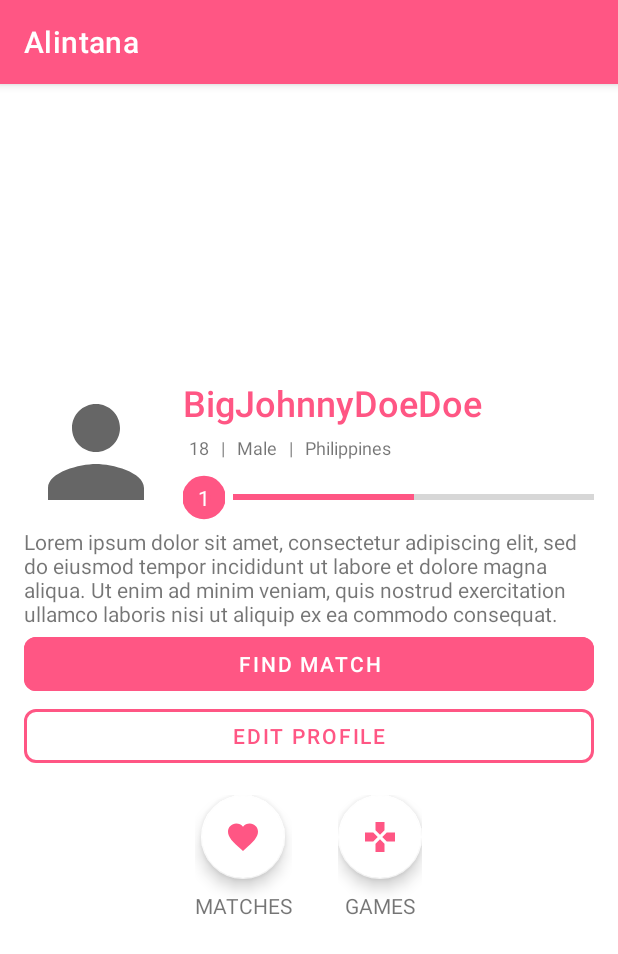
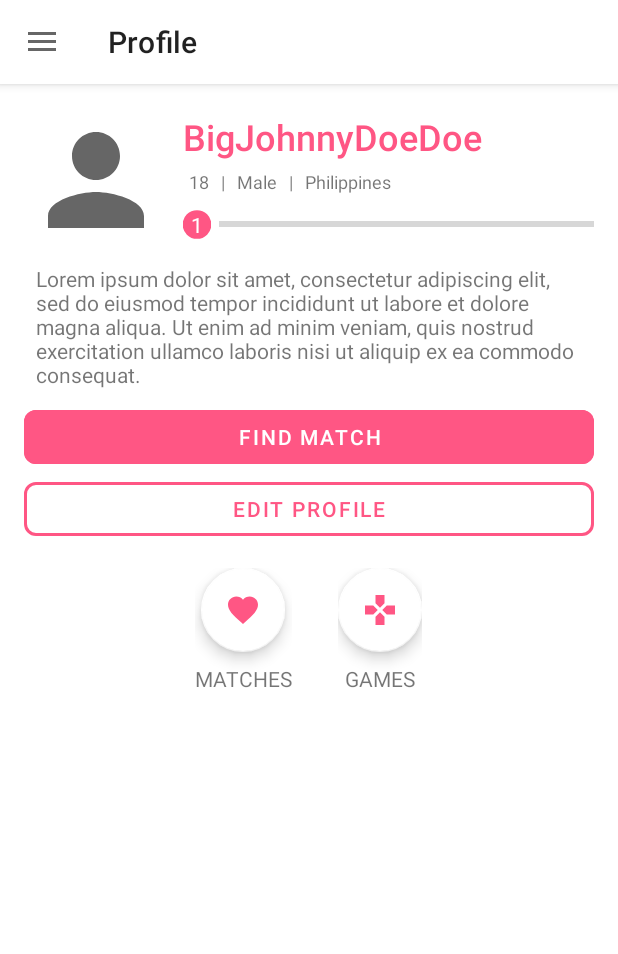
Before and after one commit to zobhhz/alintana, an Android app: the ProfileActivity screen opened directly, with no data from a screen before it, on a phone screen of 412 x 824 dp. Shown: the top 954 px of the screen. Run offline under Robolectric (Android 15) with nearby library versions, the phone set to English and light mode, and no system bars; our stand-ins replace Picasso; pictures from the network do not load; 11 statements that could not run were skipped.

Commit message:
updated Profile Activity
- profile picture not loading
- fix colors on app bar and navigation view
- add listeners for buttons
- add listeners for navigation items

```diff
--- a/alintana/app/src/main/AndroidManifest.xml
+++ b/alintana/app/src/main/AndroidManifest.xml
@@ -15,7 +15,9 @@
         android:usesCleartextTraffic="true">
         <activity android:name=".MatchActivity">
         </activity>
-        <activity android:name=".ProfileActivity">
+        <activity
+            android:name=".ProfileActivity"
+            android:theme="@style/Theme.Alintana.NoActionBar">
 
         </activity>
         <activity
--- a/alintana/app/src/main/java/com/mobdeve/s17/dizon/palmares/alintana/ProfileActivity.kt
+++ b/alintana/app/src/main/java/com/mobdeve/s17/dizon/palmares/alintana/ProfileActivity.kt
@@ -1,15 +1,19 @@
 package com.mobdeve.s17.dizon.palmares.alintana
 
 import android.content.res.ColorStateList
-import android.graphics.Color
+import android.os.Bundle
+import android.text.TextUtils.isEmpty
+import android.util.Log
+import android.view.MenuItem
+import android.view.View
+import androidx.appcompat.app.ActionBarDrawerToggle
 import androidx.appcompat.app.AppCompatActivity
-import android.os.Bundle
-import android.util.Log
-import com.mobdeve.s17.dizon.palmares.alintana.databinding.ActivityMainBinding
+import com.google.android.material.navigation.NavigationView
 import com.mobdeve.s17.dizon.palmares.alintana.databinding.ActivityProfileBinding
 import com.mobdeve.s17.dizon.palmares.alintana.model.User
+import com.squareup.picasso.Picasso
 
-class ProfileActivity : AppCompatActivity() {
+class ProfileActivity : AppCompatActivity(), NavigationView.OnNavigationItemSelectedListener {
     private lateinit var binding : ActivityProfileBinding
 
     override fun onCreate(savedInstanceState: Bundle?) {
@@ -19,11 +23,54 @@ class ProfileActivity : AppCompatActivity() {
 
         Log.v("USER", user!!.toString())
 
-        binding.tvText.text = "Hello " + user.username
-        binding.progressBar.progress = 50
+        binding.tvProfileUsername.text = user.username
+        binding.tvProfileHeadline.text = user.headline
+
+        if(user.userImage != null && !isEmpty(user.userImage))
+            Picasso.get().load(user.userImage).into(binding.ivProfileImage)
+        else
+            binding.ivProfileImage.setImageResource(R.drawable.ic_baseline_person_24)
+
+        binding.tvProfileAge.text = user.getAge().toString()
+        binding.tvProfileSex.text =  user.sex
+        binding.tvProfileLoc.text =  user.location
+
+        if(user.sex.equals("Prefer Not to Say", true)){
+            binding.tvProfileSep1.visibility = View.GONE
+            binding.tvProfileSex.visibility = View.GONE
+        }
+        if(isEmpty(user.location)){
+            binding.tvProfileSep2.visibility = View.GONE
+            binding.tvProfileLoc.visibility = View.GONE
+        }
+
+        binding.tvProfileLvl.text = (user.experience/100).toString()
+        binding.progressBar.progress = user.experience%100
         binding.progressBar.progressTintList = ColorStateList.valueOf(resources.getColor(R.color.primary))
+
+        // toolbar
+        setSupportActionBar(binding.toolbarProfile)
+
+        val actionBarDrawerToggle = ActionBarDrawerToggle(
+            this,
+            binding.dlProfile,
+            binding.toolbarProfile,
+            R.string.openNavDrawer,
+            R.string.closeNavDrawer
+        )
+
+        binding.dlProfile.addDrawerListener(actionBarDrawerToggle)
+        actionBarDrawerToggle.syncState()
+        binding.navView.setNavigationItemSelectedListener(this)
+
         setContentView(binding.root)
-
     }
 
+    // navigation bar functions
+    override fun onNavigationItemSelected(item: MenuItem): Boolean {
+        return false
+    }
+    override fun onPointerCaptureChanged(hasCapture: Boolean) {
+        TODO("Not yet implemented")
+    }
 }
--- /dev/null
+++ b/alintana/app/src/main/res/drawable/ic_baseline_settings_24.xml
@@ -0,0 +1,5 @@
+<vector android:height="24dp" android:tint="#FF5684"
+    android:viewportHeight="24" android:viewportWidth="24"
+    android:width="24dp" xmlns:android="http://schemas.android.com/apk/res/android">
+    <path android:fillColor="@android:color/white" android:pathData="M19.14,12.94c0.04,-0.3 0.06,-0.61 0.06,-0.94c0,-0.32 -0.02,-0.64 -0.07,-0.94l2.03,-1.58c0.18,-0.14 0.23,-0.41 0.12,-0.61l-1.92,-3.32c-0.12,-0.22 -0.37,-0.29 -0.59,-0.22l-2.39,0.96c-0.5,-0.38 -1.03,-0.7 -1.62,-0.94L14.4,2.81c-0.04,-0.24 -0.24,-0.41 -0.48,-0.41h-3.84c-0.24,0 -0.43,0.17 -0.47,0.41L9.25,5.35C8.66,5.59 8.12,5.92 7.63,6.29L5.24,5.33c-0.22,-0.08 -0.47,0 -0.59,0.22L2.74,8.87C2.62,9.08 2.66,9.34 2.86,9.48l2.03,1.58C4.84,11.36 4.8,11.69 4.8,12s0.02,0.64 0.07,0.94l-2.03,1.58c-0.18,0.14 -0.23,0.41 -0.12,0.61l1.92,3.32c0.12,0.22 0.37,0.29 0.59,0.22l2.39,-0.96c0.5,0.38 1.03,0.7 1.62,0.94l0.36,2.54c0.05,0.24 0.24,0.41 0.48,0.41h3.84c0.24,0 0.44,-0.17 0.47,-0.41l0.36,-2.54c0.59,-0.24 1.13,-0.56 1.62,-0.94l2.39,0.96c0.22,0.08 0.47,0 0.59,-0.22l1.92,-3.32c0.12,-0.22 0.07,-0.47 -0.12,-0.61L19.14,12.94zM12,15.6c-1.98,0 -3.6,-1.62 -3.6,-3.6s1.62,-3.6 3.6,-3.6s3.6,1.62 3.6,3.6S13.98,15.6 12,15.6z"/>
+</vector>
--- /dev/null
+++ b/alintana/app/src/main/res/drawable/ic_outline_logout_24.xml
@@ -0,0 +1,11 @@
+<vector xmlns:android="http://schemas.android.com/apk/res/android"
+    android:width="24dp"
+    android:height="24dp"
+    android:viewportWidth="24"
+    android:viewportHeight="24"
+    android:tint="?attr/colorControlNormal"
+    android:autoMirrored="true">
+  <path
+      android:fillColor="@android:color/white"
+      android:pathData="M17,8l-1.41,1.41L17.17,11H9v2h8.17l-1.58,1.58L17,16l4,-4L17,8zM5,5h7V3H5C3.9,3 3,3.9 3,5v14c0,1.1 0.9,2 2,2h7v-2H5V5z"/>
+</vector>
--- /dev/null
+++ b/alintana/app/src/main/res/drawable/ic_twotone_edit_24.xml
@@ -0,0 +1,8 @@
+<vector android:height="24dp" android:tint="#FF5684"
+    android:viewportHeight="24" android:viewportWidth="24"
+    android:width="24dp" xmlns:android="http://schemas.android.com/apk/res/android">
+    <path android:fillAlpha="0.3"
+        android:fillColor="@android:color/white"
+        android:pathData="M5,18.08V19h0.92l9.06,-9.06 -0.92,-0.92z" android:strokeAlpha="0.3"/>
+    <path android:fillColor="@android:color/white" android:pathData="M20.71,7.04c0.39,-0.39 0.39,-1.02 0,-1.41l-2.34,-2.34c-0.2,-0.2 -0.45,-0.29 -0.71,-0.29s-0.51,0.1 -0.7,0.29l-1.83,1.83 3.75,3.75 1.83,-1.83zM3,17.25V21h3.75L17.81,9.94l-3.75,-3.75L3,17.25zM5.92,19H5v-0.92l9.06,-9.06 0.92,0.92L5.92,19z"/>
+</vector>
--- a/alintana/app/src/main/res/layout/activity_profile.xml
+++ b/alintana/app/src/main/res/layout/activity_profile.xml
@@ -1,32 +1,38 @@
 <?xml version="1.0" encoding="utf-8"?>
-<androidx.constraintlayout.widget.ConstraintLayout
+<androidx.drawerlayout.widget.DrawerLayout
     xmlns:android="http://schemas.android.com/apk/res/android"
     xmlns:app="http://schemas.android.com/apk/res-auto"
     xmlns:tools="http://schemas.android.com/tools"
     android:layout_width="match_parent"
     android:layout_height="match_parent"
+    android:fitsSystemWindows="true"
     tools:context=".ProfileActivity"
-    android:paddingHorizontal="16dp">
-<!--    pang test lang-->
-    <TextView
-        android:id="@+id/tv_text"
+    android:id="@+id/dl_profile"
+    >
+
+    <!-- activity content -->
+    <LinearLayout
         android:layout_width="match_parent"
         android:layout_height="match_parent"
-        app:layout_constraintLeft_toLeftOf="parent"
-        app:layout_constraintRight_toRightOf="parent"
-        app:layout_constraintTop_toTopOf="parent"
-        app:layout_constraintBottom_toBottomOf="parent"
+        android:orientation="vertical">
+
+        <com.google.android.material.appbar.AppBarLayout
+            android:layout_width="match_parent"
+            android:layout_height="wrap_content">
+            <androidx.appcompat.widget.Toolbar
+                android:id="@+id/toolbar_profile"
+                android:layout_width="match_parent"
+                android:layout_height="?attr/actionBarSize"
+                android:background="@android:color/white"
                 />
+        </com.google.android.material.appbar.AppBarLayout>
 
         <LinearLayout
             android:layout_width="match_parent"
             android:layout_height="wrap_content"
-        app:layout_constraintLeft_toLeftOf="parent"
-        app:layout_constraintRight_toRightOf="parent"
-        app:layout_constraintTop_toTopOf="parent"
-        app:layout_constraintBottom_toBottomOf="parent"
             android:orientation="vertical"
             android:gravity="center"
+            android:padding="16dp"
             >
 
             <!-- profile -->
@@ -38,7 +44,7 @@
 
 <!--             profile image -->
                 <com.google.android.material.imageview.ShapeableImageView
-                android:id="@+id/tv_profile_image"
+                    android:id="@+id/iv_profile_image"
                     android:layout_width="96dp"
                     android:layout_height="96dp"
                     app:shapeAppearanceOverlay="@style/roundedImageViewRounded"
@@ -135,7 +141,7 @@
                             android:layout_height="wrap_content"
                             android:background="@drawable/circle"
                             android:text="1"
-                        android:padding="10dp"
+                            android:padding="5dp"
                             android:backgroundTint="@color/primary"
                             android:textColor="@color/white"
                             />
@@ -158,6 +164,7 @@
                 android:layout_width="match_parent"
                 android:layout_height="wrap_content"
                 android:text="Lorem ipsum dolor sit amet, consectetur adipiscing elit, sed do eiusmod tempor incididunt ut labore et dolore magna aliqua. Ut enim ad minim veniam, quis nostrud exercitation ullamco laboris nisi ut aliquip ex ea commodo consequat."
+                android:padding="8dp"
                 />
 
             <!-- find match button -->
@@ -250,4 +257,13 @@
                 </LinearLayout>
             </LinearLayout>
         </LinearLayout>
-</androidx.constraintlayout.widget.ConstraintLayout>
+    </LinearLayout>
+
+    <!-- Container for contents of drawer -->
+    <com.google.android.material.navigation.NavigationView
+        android:id="@+id/nav_view"
+        android:layout_width="wrap_content"
+        android:layout_height="match_parent"
+        android:layout_gravity="start"
+        app:menu="@menu/nav_menu"/>
+</androidx.drawerlayout.widget.DrawerLayout>
--- /dev/null
+++ b/alintana/app/src/main/res/menu/nav_menu.xml
@@ -0,0 +1,11 @@
+<?xml version="1.0" encoding="utf-8"?>
+<menu xmlns:android="http://schemas.android.com/apk/res/android">
+    <item android:title="Edit Profile"
+        android:icon="@drawable/ic_twotone_edit_24" />
+    <item android:title="Games"
+        android:icon="@drawable/ic_baseline_gamepad_24" />
+    <item android:title="Settings"
+        android:icon="@drawable/ic_baseline_settings_24" />
+    <item android:title="Logout"
+        android:icon="@drawable/ic_outline_logout_24" />
+</menu>
--- a/alintana/app/src/main/res/values/strings.xml
+++ b/alintana/app/src/main/res/values/strings.xml
@@ -1,5 +1,7 @@
 <resources>
-    <string name="app_name">Alintana</string>
+    <string name="app_name">Profile</string>
     <!-- TODO: Remove or change this placeholder text -->
     <string name="hello_blank_fragment">Hello blank fragment</string>
+    <string name="openNavDrawer">Navigation Drawer Open</string>
+    <string name="closeNavDrawer">Navigation Drawer Close</string>
 </resources>
```
Lines whose indentation alone changed are shown as unchanged.
